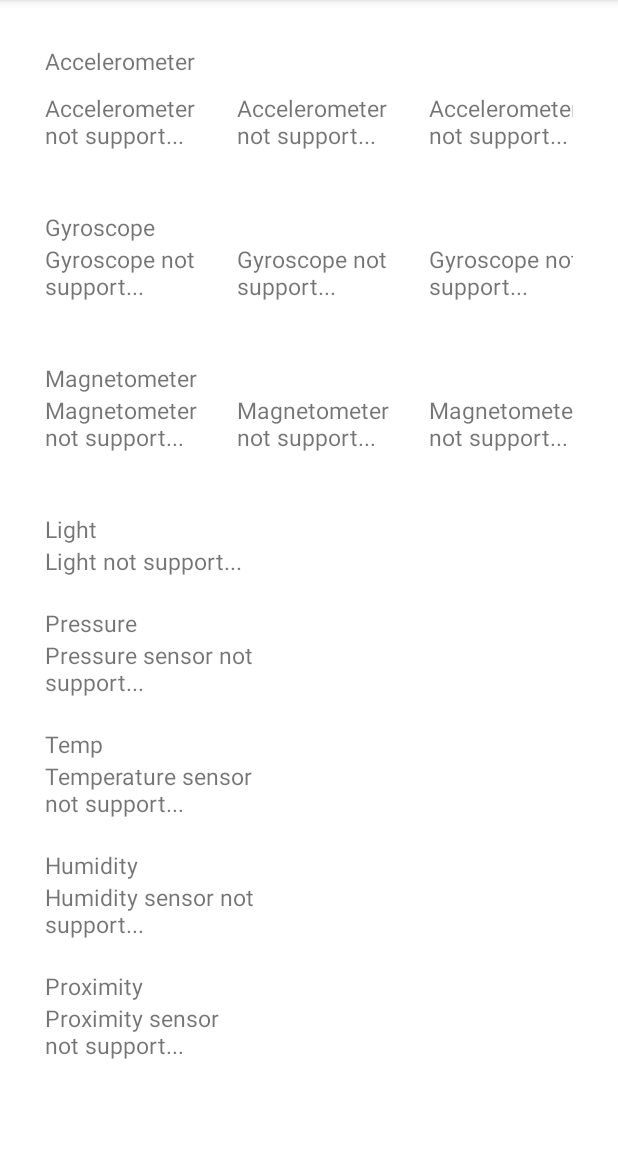
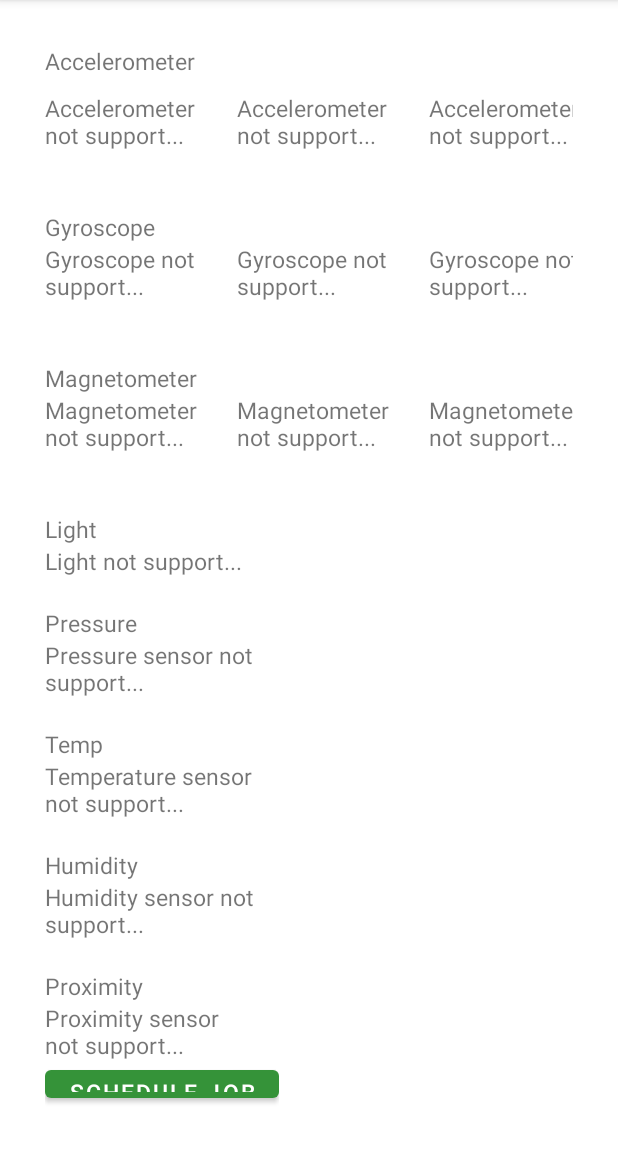
Before and after one commit to Daham2000/androidProject, an Android app: the screen it shows after launch (MainActivity), on a phone screen of 412 x 824 dp, the part 84-1236 px from its top. Run offline under Robolectric (Android 15) with nearby library versions, the phone set to English and light mode, and no system bars.

Commit message:
Job scheculer

```diff
--- a/app/src/main/AndroidManifest.xml
+++ b/app/src/main/AndroidManifest.xml
@@ -13,6 +13,8 @@
         android:required="true" />
     <uses-feature android:name="android.hardware.sensor.magnetometer" />
 
+    <uses-permission android:name="android.permission.RECEIVE_BOOT_COMPLETED" />
+    <uses-permission android:name="android.permission.ACCESS_NETWORK_STATE" />
     <application
         android:allowBackup="true"
         android:icon="@mipmap/ic_launcher"
@@ -33,6 +35,10 @@
         <service
             android:name=".service.sensor_service.AccelerometerBackgroundService"
             android:exported="false"/>
+        <service
+            android:name=".service.job_service.MyJobService"
+            android:permission="android.permission.BIND_JOB_SERVICE"
+            />
     </application>
 
 </manifest>
--- a/app/src/main/java/com/example/demoproject/MainActivity.java
+++ b/app/src/main/java/com/example/demoproject/MainActivity.java
@@ -4,10 +4,16 @@ import androidx.appcompat.app.AppCompatActivity;
 import androidx.work.PeriodicWorkRequest;
 import androidx.work.WorkManager;
 
+import android.app.job.JobInfo;
+import android.app.job.JobScheduler;
+import android.content.ComponentName;
 import android.hardware.SensorManager;
 import android.os.Bundle;
+import android.util.Log;
+import android.view.View;
 import android.widget.Button;
 import android.widget.TextView;
+import android.widget.Toast;
 
 import com.example.demoproject.sensor.AccelerometerSensorManage;
 import com.example.demoproject.sensor.GyroscopeSensorManage;
@@ -17,19 +23,21 @@ import com.example.demoproject.sensor.MagnetometerSensorManage;
 import com.example.demoproject.sensor.PressureSensorManage;
 import com.example.demoproject.sensor.ProximitySensorManage;
 import com.example.demoproject.sensor.TempSensorManage;
+import com.example.demoproject.service.job_service.MyJobService;
 import com.example.demoproject.service.worker.ApiCallWorker;
 import com.example.demoproject.service.worker.SaveDataWorker;
-
 import java.util.concurrent.TimeUnit;
 
 public class MainActivity extends AppCompatActivity {
+
+    private static final String TAG = "Main Activity";
+    private JobInfo jobInfo;
+    private JobScheduler scheduler;
 
     @Override
     protected void onCreate(Bundle savedInstanceState) {
         super.onCreate(savedInstanceState);
         setContentView(R.layout.activity_main);
-
-//        Button stopBtn = findViewById(R.id.stopBtnID);
 
         //initialize texView values
         TextView xValue = findViewById(R.id.xValue);
@@ -79,17 +87,17 @@ public class MainActivity extends AppCompatActivity {
                 sensorManager, proximityValue);
 
         //Start worker for get Data from Sensor and save it on shared memory
-        SettingUpPeriodicWorkSaveData();
+//        settingUpPeriodicWorkSaveData();
         //Start worker for call API
-        SettingUpPeriodicWorkSendData();
-//        stopBtn.setOnClickListener(v -> stopService(intent));
+//        settingUpPeriodicWorkSendData();
+        //Start job schedule
     }
 
     //Start worker method for get Data from Sensor and save it on shared memory
-    private void SettingUpPeriodicWorkSaveData() {
+    private void settingUpPeriodicWorkSaveData() {
         // Create Network constraint
         PeriodicWorkRequest periodicSendDataWork =
-                new PeriodicWorkRequest.Builder(SaveDataWorker.class, 1, TimeUnit.MINUTES)
+                new PeriodicWorkRequest.Builder(SaveDataWorker.class, 10, TimeUnit.MINUTES)
                         .addTag("SaveData")
                         .build();
 
@@ -98,13 +106,33 @@ public class MainActivity extends AppCompatActivity {
     }
 
     //Start worker method for call API/ send data to database
-    private void SettingUpPeriodicWorkSendData() {
+    private void settingUpPeriodicWorkSendData() {
         PeriodicWorkRequest periodicSendDataWork =
-                new PeriodicWorkRequest.Builder(ApiCallWorker.class, 2, TimeUnit.MINUTES)
+                new PeriodicWorkRequest.Builder(ApiCallWorker.class, 11, TimeUnit.MINUTES)
                         .addTag("SendData")
                         .build();
 
         WorkManager workManager = WorkManager.getInstance(this);
         workManager.enqueue(periodicSendDataWork);
     }
+
+    public void jobSchedule(View view) {
+        ComponentName componentName = new ComponentName(this, MyJobService.class);
+        JobInfo.Builder builder = new JobInfo.Builder(123,componentName);
+        builder.setPeriodic(900000);
+        builder.setRequiredNetworkType(JobInfo.NETWORK_TYPE_ANY);
+        builder.setPersisted(true);
+        jobInfo = builder.build();
+
+        scheduler = (JobScheduler) getSystemService(JOB_SCHEDULER_SERVICE);
+        scheduler.schedule(jobInfo);
+        Toast.makeText(getApplicationContext(),"Job Scheduled",Toast.LENGTH_LONG).show();
+    }
+
+    public void jobCancel(View view) {
+        JobScheduler scheduler = (JobScheduler) getSystemService(JOB_SCHEDULER_SERVICE);
+        scheduler.cancel(123);
+        Toast.makeText(getApplicationContext(),"Job Canceled",Toast.LENGTH_LONG).show();
+        Log.d(TAG, "job Canceled");
+    }
 }
--- a/app/src/main/java/com/example/demoproject/memory/SharedPreferenceMemory.java
+++ b/app/src/main/java/com/example/demoproject/memory/SharedPreferenceMemory.java
@@ -36,6 +36,7 @@ public class SharedPreferenceMemory {
         SharedPreferences sp = getSharedPreferences("SensorDetail", Context.MODE_PRIVATE);
         SharedPreferences.Editor prefsEditor = sp.edit();
         String sensorObject = gson.toJson(sm);
+        prefsEditor.remove(key);
         prefsEditor.putString(key, sensorObject);
         prefsEditor.commit();
     }
--- a/app/src/main/java/com/example/demoproject/service/sensor_service/AccelerometerBackgroundService.java
+++ b/app/src/main/java/com/example/demoproject/service/sensor_service/AccelerometerBackgroundService.java
@@ -56,7 +56,7 @@ public class AccelerometerBackgroundService extends Service implements SensorEve
     public void onSensorChanged(SensorEvent event) {
         new SensorEventLoggerTask().execute(event);
         // stop the service
-        stopSelf();
+        stopService(intent);
     }
 
     @Override
@@ -64,6 +64,7 @@ public class AccelerometerBackgroundService extends Service implements SensorEve
 
     }
 
+    //Save data in Shared and get data from sensor
     private class SensorEventLoggerTask extends
             AsyncTask<SensorEvent, Void, Void> {
         @Override
@@ -79,7 +80,6 @@ public class AccelerometerBackgroundService extends Service implements SensorEve
             sensorModel.setAccelerometerYValue(yValue);
             sensorModel.setAccelerometerZValue(zValue);
             dataHandle.saveInShared(getApplicationContext(), sensorModel,"AccelerometerKey");
-            stopService(intent);
             return null;
         }
     }
--- a/app/src/main/java/com/example/demoproject/service/worker/ApiCallWorker.java
+++ b/app/src/main/java/com/example/demoproject/service/worker/ApiCallWorker.java
@@ -12,19 +12,17 @@ import com.example.demoproject.service.api_service.ApiService;
 
 public class ApiCallWorker extends Worker {
     private static final String TAG = "Api Call Worker";
-    private final Context context;
 
     public ApiCallWorker(@NonNull Context context, @NonNull WorkerParameters workerParams) {
         super(context, workerParams);
-        this.context = context;
     }
 
     @NonNull
     @Override
     public Result doWork() {
         Log.d(TAG, "doWork: Work is done.");
-        Intent intentBackground = new Intent(context, ApiService.class);
-        context.startService(intentBackground);
+        Intent intentBackground = new Intent(getApplicationContext(), ApiService.class);
+        getApplicationContext().startService(intentBackground);
         return Result.success();
     }
 }
--- a/app/src/main/java/com/example/demoproject/service/worker/SaveDataWorker.java
+++ b/app/src/main/java/com/example/demoproject/service/worker/SaveDataWorker.java
@@ -16,12 +16,10 @@ import static android.content.Context.SENSOR_SERVICE;
 public class SaveDataWorker extends Worker {
 
     private static final String TAG = "Save Data Worker";
-    private final Context context;
     final SensorManager sensorManager;
 
     public SaveDataWorker(@NonNull Context context, @NonNull WorkerParameters workerParams) {
         super(context, workerParams);
-        this.context = context;
         Log.d(TAG, "SaveDataWorker: Call");
         sensorManager = (SensorManager) context.getSystemService(SENSOR_SERVICE);
     }
@@ -31,8 +29,8 @@ public class SaveDataWorker extends Worker {
     public Result doWork() {
         Log.d(TAG, "doWork: Work is done.");
         //get the sensor accelerometer
-        Intent intentBackground = new Intent(context, AccelerometerBackgroundService.class);
-        context.startService(intentBackground);
+        Intent intentBackground = new Intent(getApplicationContext(), AccelerometerBackgroundService.class);
+        getApplicationContext().startService(intentBackground);
         return Result.success();
     }
 
--- a/app/src/main/res/layout/activity_main.xml
+++ b/app/src/main/res/layout/activity_main.xml
@@ -184,6 +184,27 @@
 
         </LinearLayout>
 
+        <LinearLayout
+            android:layout_width="wrap_content"
+            android:layout_height="wrap_content">
+
+            <Button
+                android:id="@+id/b1"
+                android:layout_width="wrap_content"
+                android:layout_height="wrap_content"
+                android:layout_weight="1"
+                android:onClick="jobSchedule"
+                android:text="Schedule Job" />
+
+        </LinearLayout>
+
+        <Button
+            android:id="@+id/b2"
+            android:layout_width="wrap_content"
+            android:layout_height="wrap_content"
+            android:onClick="jobCancel"
+            android:text="Clear Job" />
+
     </LinearLayout>
 
 
--- a/build.gradle
+++ b/build.gradle
@@ -6,7 +6,7 @@ buildscript {
     }
     dependencies {
         classpath "com.android.tools.build:gradle:4.1.2"
-
+        classpath 'com.google.gms:google-services:4.3.8'
         // NOTE: Do not place your application dependencies here; they belong
         // in the individual module build.gradle files
     }
```
Also changed, not shown: app/build.gradle (+5 -3 lines), app/src/main/java/com/example/demoproject/api/RestApi.java (+13 -1 lines), app/src/main/java/com/example/demoproject/service/job_service/MyJobExacter.java (added, +12 -0 lines), app/src/main/java/com/example/demoproject/service/job_service/MyJobService.java (added, +52 -0 lines), 4 other files.
